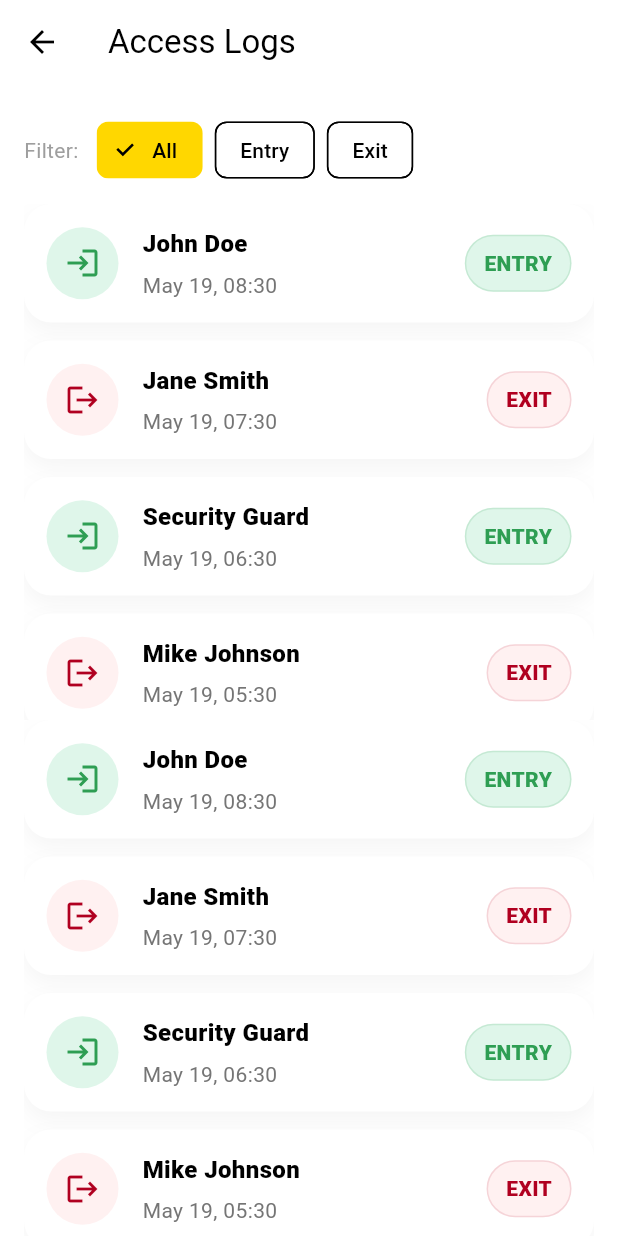
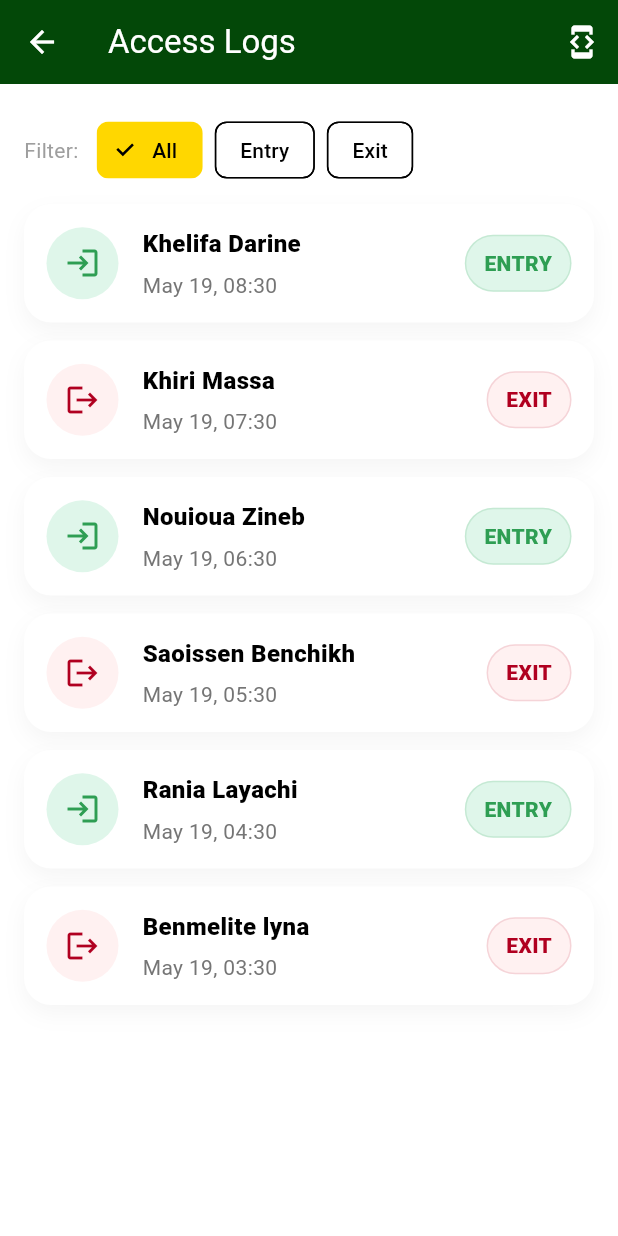
Before and after one commit to DarinKhelifa/license-project, a Flutter app: the AccessLogsScreen screen opened by its route, on a phone screen of 412 x 824 dp. Run offline on Flutter 3.47's test engine with Material 3 defaults, Android fonts, the light colour scheme and no system bars; our stand-ins replace audioplayers, file_picker, fl_chart, flutter_svg, google_fonts, image_picker and 4 more; missing offline and left inert: dart:html, record; accounts and stored records are empty.

Commit message:
fixed alerts for security , access logs

```diff
--- a/orelax/lib/main.dart
+++ b/orelax/lib/main.dart
@@ -33,6 +33,7 @@ import 'screens/resident/community/community_feed_screen.dart';
 import 'providers/event_provider.dart';
 import 'providers/report_provider.dart';
 import 'providers/alert_provider.dart';
+import 'providers/fire_alert_provider.dart';
 import 'screens/resident/guest_qr/guest_qr_form_screen.dart';
 import 'screens/resident/guest_qr/guest_qr_view_screen.dart';
 import 'screens/resident/parking/parking_screen.dart';
@@ -65,6 +66,7 @@ class OrelaxApp extends StatelessWidget {
         ChangeNotifierProvider(create: (context) => ReportProvider()),
         ChangeNotifierProvider(create: (context) => NotificationProvider()),
         ChangeNotifierProvider(create: (context) => AlertProvider()),
+        ChangeNotifierProvider(create: (context) => FireAlertProvider()),
         ChangeNotifierProvider(create: (context) => EnergyProvider()),
       ],
       child: MaterialApp(
--- a/orelax/lib/screens/security/access_logs_screen.dart
+++ b/orelax/lib/screens/security/access_logs_screen.dart
@@ -1,5 +1,7 @@
 import 'package:flutter/material.dart';
 import 'package:intl/intl.dart';
+import 'dart:async';
+import '../../utils/wokwi_listener.dart';
 
 class AccessLogsScreen extends StatefulWidget {
   const AccessLogsScreen({super.key});
@@ -12,6 +14,21 @@ class _AccessLogsScreenState extends State<AccessLogsScreen> {
   final List<Map<String, dynamic>> _accessLogs = [];
   int? _hoveredIndex;
   String _filter = 'All';
+  bool _simulatorActive = false;
+  bool _listeningToWokwi = false;
+  String _wokwiUrl = '';
+  Timer? _pollTimer;
+  static const String _wokwiBridgeUrl = 'ws://localhost:2442';
+  static const String _sharedWokwiUrl = 'https://wokwi.com/projects/463863217453220865';
+
+  static const List<String> _names = [
+    'Khelifa Darine',
+    'Khiri Massa',
+    'Nouioua Zineb',
+    'Saoissen Benchikh',
+    'Rania Layachi',
+    'Benmelite lyna',
+  ];
 
   @override
   void initState() {
@@ -19,15 +36,33 @@ class _AccessLogsScreenState extends State<AccessLogsScreen> {
     _loadMockData();
   }
 
+  @override
+  void dispose() {
+    _stopPolling();
+    stopWokwiListener();
+    super.dispose();
+  }
+
   void _loadMockData() {
     // Mock access logs - QR code scans
     _accessLogs.addAll([
-      {'name': 'John Doe', 'action': 'Entry', 'time': DateTime.now().subtract(const Duration(hours: 2))},
-      {'name': 'Jane Smith', 'action': 'Exit', 'time': DateTime.now().subtract(const Duration(hours: 3))},
-      {'name': 'Security Guard', 'action': 'Entry', 'time': DateTime.now().subtract(const Duration(hours: 4))},
-      {'name': 'Mike Johnson', 'action': 'Exit', 'time': DateTime.now().subtract(const Duration(hours: 5))},
-      {'name': 'Sarah Connor', 'action': 'Entry', 'time': DateTime.now().subtract(const Duration(hours: 6))},
+      {'name': 'Khelifa Darine', 'action': 'Entry', 'time': DateTime.now().subtract(const Duration(hours: 2))},
+      {'name': 'Khiri Massa', 'action': 'Exit', 'time': DateTime.now().subtract(const Duration(hours: 3))},
+      {'name': 'Nouioua Zineb', 'action': 'Entry', 'time': DateTime.now().subtract(const Duration(hours: 4))},
+      {'name': 'Saoissen Benchikh', 'action': 'Exit', 'time': DateTime.now().subtract(const Duration(hours: 5))},
+      {'name': 'Rania Layachi', 'action': 'Entry', 'time': DateTime.now().subtract(const Duration(hours: 6))},
+      {'name': 'Benmelite lyna', 'action': 'Exit', 'time': DateTime.now().subtract(const Duration(hours: 7))},
     ]);
+  }
+
+  void _addAccessLog(String name, String action) {
+    setState(() {
+      _accessLogs.insert(0, {
+        'name': name,
+        'action': action,
+        'time': DateTime.now(),
+      });
+    });
   }
 
   @override
@@ -35,20 +70,78 @@ class _AccessLogsScreenState extends State<AccessLogsScreen> {
     return Scaffold(
       appBar: AppBar(
         title: const Text('Access Logs'),
-        backgroundColor: Theme.of(context).scaffoldBackgroundColor,
-        elevation: 0,
-        foregroundColor: Colors.black,
+        backgroundColor: const Color(0xFF034808),
+        foregroundColor: Colors.white,
         leading: IconButton(
           icon: const Icon(Icons.arrow_back),
           onPressed: () => Navigator.of(context).pop(),
         ),
-        centerTitle: false,
+        actions: [
+          if (_listeningToWokwi)
+            Padding(
+              padding: const EdgeInsets.symmetric(horizontal: 8),
+              child: Center(
+                child: Row(
+                  children: const [
+                    Icon(Icons.fiber_manual_record, size: 8, color: Colors.green),
+                    SizedBox(width: 6),
+                    Text('Wokwi', style: TextStyle(fontSize: 12)),
+                  ],
+                ),
+              ),
+            )
+          else if (_simulatorActive)
+            Padding(
+              padding: const EdgeInsets.symmetric(horizontal: 8),
+              child: Center(
+                child: Row(
+                  children: const [
+                    Icon(Icons.fiber_manual_record, size: 8, color: Colors.green),
+                    SizedBox(width: 6),
+                    Text('Simulator', style: TextStyle(fontSize: 12)),
+                  ],
+                ),
+              ),
+            ),
+          IconButton(
+            tooltip: 'Open simulator',
+            icon: const Icon(Icons.developer_mode_outlined),
+            onPressed: () => _showSimulatorOptions(context),
+          ),
+        ],
       ),
       body: Padding(
         padding: const EdgeInsets.fromLTRB(16, 12, 16, 0),
         child: Column(
           crossAxisAlignment: CrossAxisAlignment.start,
           children: [
+            if (_listeningToWokwi)
+              Padding(
+                padding: const EdgeInsets.only(bottom: 12.0),
+                child: Container(
+                  padding: const EdgeInsets.all(12),
+                  decoration: BoxDecoration(
+                    color: Colors.green.withOpacity(0.06),
+                    borderRadius: BorderRadius.circular(12),
+                    border: Border.all(color: Colors.green.withOpacity(0.12)),
+                  ),
+                  child: Row(
+                    children: [
+                      const Icon(Icons.wifi_tethering, color: Colors.green),
+                      const SizedBox(width: 8),
+                      Expanded(child: Text('Listening to simulator: $_wokwiUrl', style: const TextStyle(fontSize: 13))),
+                      TextButton(
+                        onPressed: () {
+                          stopWokwiListener();
+                          _stopPolling();
+                          setState(() => _listeningToWokwi = false);
+                        },
+                        child: const Text('Stop'),
+                      )
+                    ],
+                  ),
+                ),
+              ),
             const SizedBox(height: 8),
             // Simple filter chips: All / Entry / Exit
             Row(
@@ -85,14 +178,15 @@ class _AccessLogsScreenState extends State<AccessLogsScreen> {
             ),
             const SizedBox(height: 12),
 
-            // prepare filtered logs
-            Builder(
+            // Build filtered logs
+            Expanded(
+              child: Builder(
                 builder: (context) {
                   final filtered = _filter == 'All'
                       ? _accessLogs
                       : _accessLogs.where((l) => (l['action'] ?? '').toString().toLowerCase() == _filter.toLowerCase()).toList();
-                return Expanded(
-                  child: filtered.isEmpty
+
+                  return filtered.isEmpty
                       ? Center(
                           child: Column(
                             mainAxisAlignment: MainAxisAlignment.center,
@@ -192,109 +286,6 @@ class _AccessLogsScreenState extends State<AccessLogsScreen> {
                               ),
                             );
                           },
-                        ),
-                );
-              },
-            ),
-            Expanded(
-              child: _accessLogs.isEmpty
-                  ? Center(
-                      child: Column(
-                        mainAxisAlignment: MainAxisAlignment.center,
-                        children: const [
-                          Icon(Icons.history, size: 64, color: Colors.grey),
-                          SizedBox(height: 16),
-                          Text('No access logs'),
-                        ],
-                      ),
-                    )
-                  : ListView.builder(
-                      padding: const EdgeInsets.only(bottom: 24),
-                      itemCount: _accessLogs.length,
-                      itemBuilder: (context, index) {
-                        final log = _accessLogs[index];
-                        final time = log['time'] as DateTime;
-                        final isEntry = log['action'] == 'Entry';
-
-                        final isHovered = _hoveredIndex == index;
-                        return MouseRegion(
-                          onEnter: (_) {
-                            if (_hoveredIndex != index) setState(() => _hoveredIndex = index);
-                          },
-                          onExit: (_) {
-                            if (_hoveredIndex == index) setState(() => _hoveredIndex = null);
-                          },
-                          child: AnimatedContainer(
-                            duration: const Duration(milliseconds: 180),
-                            curve: Curves.easeOut,
-                            margin: const EdgeInsets.only(bottom: 12),
-                            transform: Matrix4.identity()..translate(0.0, isHovered ? -4.0 : 0.0),
-                            padding: const EdgeInsets.symmetric(horizontal: 14, vertical: 14),
-                            decoration: BoxDecoration(
-                              color: isHovered ? const Color(0xFFF9FBFF) : Colors.white,
-                              borderRadius: BorderRadius.circular(18),
-                              border: Border.all(
-                                color: isHovered ? const Color(0xFFB9CAE6) : Colors.transparent,
-                                width: 1,
-                              ),
-                              boxShadow: [
-                                BoxShadow(
-                                  color: isHovered ? Colors.black.withOpacity(0.08) : Colors.black.withOpacity(0.04),
-                                  blurRadius: isHovered ? 20 : 12,
-                                  offset: Offset(0, isHovered ? 10 : 6),
-                                ),
-                              ],
-                            ),
-                            child: Row(
-                              children: [
-                                Container(
-                                  width: 48,
-                                  height: 48,
-                                  decoration: BoxDecoration(
-                                    color: isEntry ? const Color(0xFFDFF6EA) : const Color(0xFFFFF1F1),
-                                    shape: BoxShape.circle,
-                                  ),
-                                  child: Icon(
-                                    isEntry ? Icons.login : Icons.logout,
-                                    color: isEntry ? const Color(0xFF2E9E53) : const Color(0xFFB00020),
-                                  ),
-                                ),
-                                const SizedBox(width: 16),
-                                Expanded(
-                                  child: Column(
-                                    crossAxisAlignment: CrossAxisAlignment.start,
-                                    children: [
-                                      Text(
-                                        log['name'] ?? 'Unknown',
-                                        style: const TextStyle(fontWeight: FontWeight.w800, fontSize: 16),
-                                      ),
-                                      const SizedBox(height: 6),
-                                      Text(
-                                        DateFormat('MMM dd, HH:mm').format(time),
-                                        style: TextStyle(color: Colors.grey.shade600),
-                                      ),
-                                    ],
-                                  ),
-                                ),
-                                const SizedBox(width: 12),
-                                Container(
-                                  padding: const EdgeInsets.symmetric(horizontal: 12, vertical: 8),
-                                  decoration: BoxDecoration(
-                                    color: isEntry ? const Color(0xFFDFF6EA) : const Color(0xFFFFF1F1),
-                                    borderRadius: BorderRadius.circular(999),
-                                    border: Border.all(color: isEntry ? const Color(0xFF2E9E53).withOpacity(0.15) : const Color(0xFFB00020).withOpacity(0.12)),
-                                  ),
-                                  child: Text(
-                                    (log['action'] ?? '').toString().toUpperCase(),
-                                    style: TextStyle(
-                                      color: isEntry ? const Color(0xFF2E9E53) : const Color(0xFFB00020),
-                                      fontWeight: FontWeight.w800,
-                                    ),
-                                  ),
-                                ),
-                              ],
-                            ),
-                          ),
                         );
                 },
               ),
@@ -304,4 +295,185 @@ class _AccessLogsScreenState extends State<AccessLogsScreen> {
       ),
     );
   }
+
+  void _showSimulatorOptions(BuildContext context) {
+    showModalBottomSheet(
+      context: context,
+      builder: (ctx) => SafeArea(
+        child: Padding(
+          padding: const EdgeInsets.all(16.0),
+          child: Column(
+            mainAxisSize: MainAxisSize.min,
+            children: [
+              Text('Access Log Simulator', style: Theme.of(context).textTheme.titleMedium),
+              const SizedBox(height: 12),
+              ElevatedButton.icon(
+                icon: const Icon(Icons.open_in_new),
+                label: const Text('Start Wokwi (web)'),
+                onPressed: () async {
+                  Navigator.pop(ctx);
+                  await _promptAndStartWokwi(context);
+                },
+              ),
+              const SizedBox(height: 8),
+              ElevatedButton.icon(
+                icon: const Icon(Icons.tune),
+                label: const Text('Local simulator'),
+                onPressed: () {
+                  Navigator.pop(ctx);
+                  _openLocalSimulator(context);
+                },
+              ),
+            ],
+          ),
+        ),
+      ),
+    );
   }
+
+  Future<void> _promptAndStartWokwi(BuildContext context) async {
+    final controller = TextEditingController(text: _sharedWokwiUrl);
+    final ok = await showDialog<bool>(
+      context: context,
+      builder: (ctx) => AlertDialog(
+        title: const Text('Wokwi URL'),
+        content: TextField(
+          controller: controller,
+          decoration: const InputDecoration(hintText: 'Paste Wokwi project URL'),
+        ),
+        actions: [
+          TextButton(onPressed: () => Navigator.pop(ctx, false), child: const Text('Cancel')),
+          ElevatedButton(onPressed: () => Navigator.pop(ctx, true), child: const Text('Start')),
+        ],
+      ),
+    );
+
+    if (ok == true) {
+      final url = controller.text.trim();
+      if (url.isEmpty) return;
+      setState(() {
+        _wokwiUrl = url;
+        _listeningToWokwi = true;
+      });
+
+      startWokwiListener((data) {
+        // Parse Wokwi QR scan events for access logs
+        if (data['type'] == 'qr-scan' || data['qrData'] != null) {
+          final qrData = data['qrData'] as String? ?? '';
+          // Extract name from QR data (assumes format like "Name" or "Name-Action")
+          final parts = qrData.split('-');
+          String? personName;
+          String action = 'Entry';
+
+          if (parts.isNotEmpty) {
+            personName = parts[0].trim();
+            if (parts.length > 1) {
+              action = parts[1].trim().toLowerCase() == 'exit' ? 'Exit' : 'Entry';
+            }
+          }
+
+          if (personName != null && personName.isNotEmpty) {
+            _addAccessLog(personName, action);
+            if (!mounted) return;
+            ScaffoldMessenger.of(context).showSnackBar(
+              SnackBar(content: Text('Access: $personName ($action)')),
+            );
+          }
+        } else if (data['readings'] is List) {
+          // Alternative format - readings array
+          final readings = data['readings'] as List;
+          for (final reading in readings) {
+            if (reading is Map && reading['type'] == 'access') {
+              _addAccessLog(
+                reading['name'] ?? 'Unknown',
+                reading['action'] ?? 'Entry',
+              );
+            }
+          }
+        }
+      });
+
+      _startPolling();
+
+      showDialog(
+        context: context,
+        builder: (ctx) => AlertDialog(
+          title: const Text('Wokwi started'),
+          content: Column(
+            mainAxisSize: MainAxisSize.min,
+            children: [
+              const Text('Open the following URL in a new tab and run the simulation, then connect its Debug Web Socket to:'),
+              const SizedBox(height: 8),
+              SelectableText(url, style: const TextStyle(color: Colors.blue)),
+              const SizedBox(height: 12),
+              SelectableText(_wokwiBridgeUrl, style: const TextStyle(fontWeight: FontWeight.w700)),
+            ],
+          ),
+          actions: [TextButton(onPressed: () => Navigator.pop(ctx), child: const Text('Close'))],
+        ),
+      );
+    }
+  }
+
+  void _startPolling() {
+    _pollTimer?.cancel();
+    _pollTimer = Timer.periodic(const Duration(seconds: 2), (timer) async {
+      // Polling interval for checking new access logs
+      // Data will come via the Wokwi listener callback
+    });
+  }
+
+  void _stopPolling() {
+    _pollTimer?.cancel();
+    _pollTimer = null;
+  }
+
+  void _openLocalSimulator(BuildContext context) {
+    String? selectedName = _names.first;
+    String? selectedAction = 'Entry';
+
+    showDialog(
+      context: context,
+      builder: (ctx) => AlertDialog(
+        title: const Text('Access Log Simulator'),
+        content: StatefulBuilder(
+          builder: (context, setLocalState) => Column(
+            mainAxisSize: MainAxisSize.min,
+            children: [
+              DropdownButton<String>(
+                value: selectedName,
+                onChanged: (v) => setLocalState(() => selectedName = v),
+                isExpanded: true,
+                items: _names.map((name) => DropdownMenuItem(value: name, child: Text(name))).toList(),
+              ),
+              const SizedBox(height: 16),
+              DropdownButton<String>(
+                value: selectedAction,
+                onChanged: (v) => setLocalState(() => selectedAction = v),
+                isExpanded: true,
+                items: const [
+                  DropdownMenuItem(value: 'Entry', child: Text('Entry')),
+                  DropdownMenuItem(value: 'Exit', child: Text('Exit')),
+                ],
+              ),
+            ],
+          ),
+        ),
+        actions: [
+          TextButton(onPressed: () => Navigator.pop(ctx), child: const Text('Cancel')),
+          ElevatedButton(
+            onPressed: () {
+              Navigator.pop(ctx);
+              _addAccessLog(selectedName!, selectedAction!);
+              setState(() => _simulatorActive = true);
+              ScaffoldMessenger.of(context).showSnackBar(
+                SnackBar(content: Text('Access log added: $selectedName ($selectedAction)')),
+              );
+            },
+            child: const Text('Add Log'),
+          ),
+        ],
+      ),
+    );
+  }
+}
```
Also changed, not shown: orelax/lib/providers/fire_alert_provider.dart (+37 -4 lines). Lines whose indentation alone changed are shown as unchanged.
